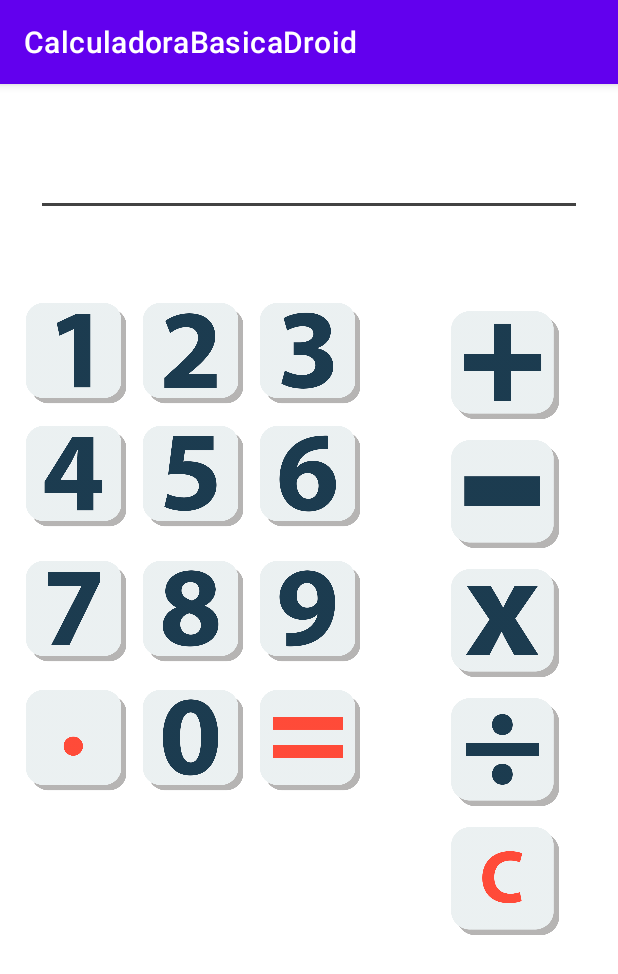
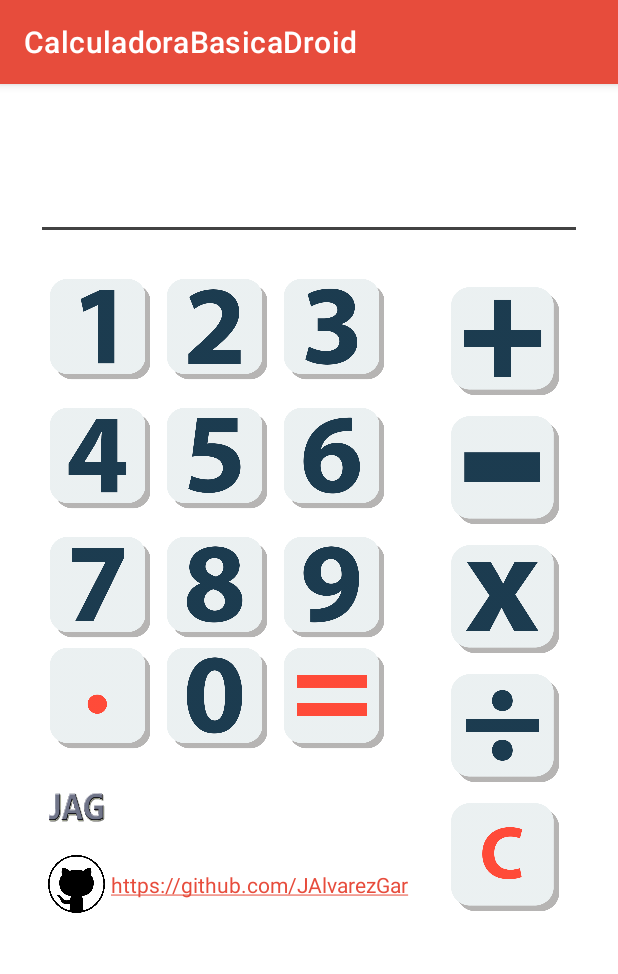
Before and after one commit to JAlvarezGar/CalculadoraBasicaDroid, an Android app: the screen it shows after launch (MainActivity), on a phone screen of 412 x 824 dp. Shown: the top 974 px of the screen. Run offline under Robolectric (Android 15) with nearby library versions, the phone set to English and light mode, and no system bars.

Commit message:
Defininitiva v1.0

```diff
--- a/app/src/main/java/com/example/calculadorabasicadroid/MainActivity.java
+++ b/app/src/main/java/com/example/calculadorabasicadroid/MainActivity.java
@@ -9,22 +9,22 @@ import android.widget.EditText;
 import android.widget.ImageButton;
 
 public class MainActivity extends AppCompatActivity implements ImageButton.OnClickListener {
-    ImageButton bt1, bt2, bt3, bt4, bt5, bt6, bt7, bt8, bt9, bt0, btIgual, btMas, btMenos, btPor, btEntre, btC;
+    ImageButton bt1, bt2, bt3, bt4, bt5, bt6, bt7, bt8, bt9, bt0, btIgual, btMas, btMenos, btPor, btEntre, btC,btPunto;
     EditText edt1;
     String[] cifra = new String[10];
     String buffer = "";
 
-    int sumar = 0;
-    int restar = 0;
-    int multiplica = 0;
-    int divide = 0;
+    double sumar = 0;
+    double restar = 0;
+    double multiplica = 0;
+    double divide = 0;
     int contador = 0;
 
     boolean suma = false;
     boolean resta = false;
     boolean multiplicar = false;
     boolean dividir = false;
-    private int resultado;
+    private double resultado;
 
     @Override
     protected void onCreate(Bundle savedInstanceState) {
@@ -51,6 +51,7 @@ public class MainActivity extends AppCompatActivity implements ImageButton.OnCli
         btMenos = (ImageButton) findViewById(R.id.imageButton12);
         btPor = (ImageButton) findViewById(R.id.imageButton14);
         btEntre = (ImageButton) findViewById(R.id.imageButton11);
+        btPunto= (ImageButton) findViewById(R.id.imageButton10) ;
         btC = (ImageButton) findViewById(R.id.botonC);
         edt1 = (EditText) findViewById(R.id.display);
 
@@ -64,6 +65,7 @@ public class MainActivity extends AppCompatActivity implements ImageButton.OnCli
         bt8.setOnClickListener(this);
         bt9.setOnClickListener(this);
         bt0.setOnClickListener(this);
+        btPunto.setOnClickListener(this);
         btIgual.setOnClickListener(this);
         btMas.setOnClickListener(this);
         btMenos.setOnClickListener(this);
@@ -129,6 +131,11 @@ public class MainActivity extends AppCompatActivity implements ImageButton.OnCli
                 buffer = buffer + cero;
                 edt1.setText(buffer);
                 break;
+            case R.id.imageButton10:
+                String punto = ".";
+                buffer = buffer + punto;
+                edt1.setText(buffer);
+                break;
             case R.id.imageButton13:// suma
 
                 cifra[contador] = buffer;
@@ -178,9 +185,9 @@ public class MainActivity extends AppCompatActivity implements ImageButton.OnCli
                     edt1.setText("");
 
                     if (resultado == 0) {
-                        resultado = Integer.parseInt(cifra[contador - 1]) + Integer.parseInt(cifra[contador]);
+                        resultado = Double.parseDouble(cifra[contador - 1]) + Double.parseDouble(cifra[contador]);
                     } else {
-                        resultado = Integer.parseInt(cifra[contador]) + resultado;
+                        resultado = Double.parseDouble(cifra[contador]) + resultado;
                     }
 
                     edt1.setText(String.valueOf(resultado));
@@ -193,9 +200,9 @@ public class MainActivity extends AppCompatActivity implements ImageButton.OnCli
                     edt1.setText("");
 
                     if (resultado == 0) {
-                        resultado = Integer.parseInt(cifra[contador - 1]) - Integer.parseInt(cifra[contador]);
+                        resultado = Double.parseDouble(cifra[contador - 1]) - Double.parseDouble(cifra[contador]);
                     } else {
-                        resultado = resultado - Integer.parseInt(cifra[contador]);
+                        resultado = resultado - Double.parseDouble(cifra[contador]);
                     }
                     edt1.setText(String.valueOf(resultado));
                     resta = false;
@@ -206,9 +213,9 @@ public class MainActivity extends AppCompatActivity implements ImageButton.OnCli
                     edt1.setText("");
 
                     if (resultado == 0) {
-                        resultado = Integer.parseInt(cifra[contador - 1]) * Integer.parseInt(cifra[contador]);
+                        resultado = Double.parseDouble(cifra[contador - 1]) * Double.parseDouble(cifra[contador]);
                     } else {
-                        resultado = resultado * Integer.parseInt(cifra[contador]);
+                        resultado = resultado * Double.parseDouble(cifra[contador]);
                     }
                     edt1.setText(String.valueOf(resultado));
                     multiplicar = false;
@@ -219,7 +226,7 @@ public class MainActivity extends AppCompatActivity implements ImageButton.OnCli
                     edt1.setText("");
                     if(resultado==0){
                         try {
-                            resultado = Integer.parseInt(cifra[contador-1]) / Integer.parseInt(cifra[contador]);
+                            resultado = Double.parseDouble(cifra[contador-1]) / Double.parseDouble(cifra[contador]);
                             edt1.setText(String.valueOf(resultado));
                             buffer = "";
                             dividir = false;
@@ -230,7 +237,7 @@ public class MainActivity extends AppCompatActivity implements ImageButton.OnCli
 
                     }else{
                         try {
-                            resultado = resultado / Integer.parseInt(cifra[contador]);
+                            resultado = resultado / Double.parseDouble(cifra[contador]);
                             edt1.setText(String.valueOf(resultado));
                             buffer = "";
                             dividir = false;
--- a/app/src/main/res/layout/activity_main.xml
+++ b/app/src/main/res/layout/activity_main.xml
@@ -10,10 +10,35 @@
     tools:context=".MainActivity">
 
     <ImageButton
+        android:id="@+id/imageButton3"
+        android:layout_width="70dp"
+        android:layout_height="70dp"
+        android:layout_marginStart="8dp"
+        android:layout_marginTop="24dp"
+        android:layout_toEndOf="@+id/imageButton2"
+        android:background="@drawable/tres"
+        app:layout_constraintStart_toEndOf="@+id/imageButton2"
+        app:layout_constraintTop_toBottomOf="@+id/display"
+        tools:ignore="MissingConstraints" />
+
+    <ImageButton
+        android:id="@+id/imageButton8"
+        android:layout_width="70dp"
+        android:layout_height="70dp"
+        android:layout_marginTop="16dp"
+        android:background="@drawable/ocho"
+        app:layout_constraintEnd_toStartOf="@+id/imageButton9"
+        app:layout_constraintHorizontal_bias="0.5"
+        app:layout_constraintStart_toEndOf="@+id/imageButton7"
+        app:layout_constraintTop_toBottomOf="@+id/imageButton5"
+        tools:ignore="MissingConstraints" />
+
+    <ImageButton
         android:id="@+id/imageButton"
         android:layout_width="70dp"
         android:layout_height="70dp"
-        android:layout_marginTop="56dp"
+        android:layout_marginStart="16dp"
+        android:layout_marginTop="24dp"
         android:layout_marginEnd="8dp"
         android:background="@drawable/uno"
         android:visibility="visible"
@@ -24,35 +49,58 @@
         app:layout_constraintTop_toBottomOf="@+id/display"
         tools:ignore="MissingConstraints" />
 
+    <ImageView
+        android:id="@+id/imageView"
+        android:layout_width="38dp"
+        android:layout_height="46dp"
+        android:layout_marginStart="16dp"
+        android:layout_marginTop="16dp"
+        android:background="@drawable/logo"
+        android:scaleType="fitXY"
+        app:layout_constraintStart_toStartOf="parent"
+        app:layout_constraintTop_toBottomOf="@+id/imageButton10" />
+
+    <ImageView
+        android:id="@+id/imageView2"
+        android:layout_width="38dp"
+        android:layout_height="39dp"
+        android:layout_marginStart="16dp"
+        android:layout_marginTop="8dp"
+
+        android:scaleType="fitXY"
+        app:layout_constraintStart_toStartOf="parent"
+        app:layout_constraintTop_toBottomOf="@+id/imageView"
+        app:srcCompat="@drawable/github" />
+
     <ImageButton
-        android:id="@+id/imageButton2"
+        android:id="@+id/imageButton0"
         android:layout_width="70dp"
         android:layout_height="70dp"
-        android:layout_marginTop="56dp"
-        android:layout_marginEnd="16dp"
-        android:background="@drawable/dos"
-        app:layout_constraintEnd_toStartOf="@+id/imageButton3"
+        android:layout_marginTop="4dp"
+        android:background="@drawable/cero"
+        app:layout_constraintEnd_toStartOf="@+id/btIgual"
         app:layout_constraintHorizontal_bias="0.5"
-        app:layout_constraintStart_toEndOf="@+id/imageButton"
-        app:layout_constraintTop_toBottomOf="@+id/display"
+        app:layout_constraintStart_toEndOf="@+id/imageButton10"
+        app:layout_constraintTop_toBottomOf="@+id/imageButton8"
         tools:ignore="MissingConstraints" />
 
-    <ImageButton
-        android:id="@+id/imageButton6"
-        android:layout_width="70dp"
-        android:layout_height="70dp"
-        android:layout_marginStart="8dp"
-        android:layout_marginTop="12dp"
-        android:background="@drawable/seis"
-        app:layout_constraintStart_toEndOf="@+id/imageButton5"
-        app:layout_constraintTop_toBottomOf="@+id/imageButton3"
-        tools:ignore="MissingConstraints" />
+    <TextView
+        android:id="@+id/textView"
+        android:layout_width="wrap_content"
+        android:layout_height="wrap_content"
+        android:layout_marginStart="4dp"
+        android:autoLink="web"
+        android:text="https://github.com/JAlvarezGar"
+        android:textColorLink="#e74c3c"
+        app:layout_constraintBottom_toBottomOf="@+id/imageView2"
+        app:layout_constraintStart_toEndOf="@+id/imageView2"
+        app:layout_constraintTop_toTopOf="@+id/imageView2" />
 
     <ImageButton
         android:id="@+id/imageButton5"
         android:layout_width="70dp"
         android:layout_height="70dp"
-        android:layout_marginTop="12dp"
+        android:layout_marginTop="16dp"
         android:layout_marginEnd="8dp"
         android:background="@drawable/cinco"
         app:layout_constraintEnd_toStartOf="@+id/imageButton6"
@@ -62,10 +110,22 @@
         tools:ignore="MissingConstraints" />
 
     <ImageButton
+        android:id="@+id/imageButton6"
+        android:layout_width="70dp"
+        android:layout_height="70dp"
+        android:layout_marginStart="8dp"
+        android:layout_marginTop="16dp"
+        android:background="@drawable/seis"
+        app:layout_constraintStart_toEndOf="@+id/imageButton5"
+        app:layout_constraintTop_toBottomOf="@+id/imageButton3"
+        tools:ignore="MissingConstraints" />
+
+    <ImageButton
         android:id="@+id/imageButton4"
         android:layout_width="70dp"
         android:layout_height="70dp"
-        android:layout_marginTop="12dp"
+        android:layout_marginStart="16dp"
+        android:layout_marginTop="16dp"
         android:layout_marginEnd="8dp"
         android:background="@drawable/cuatro"
         app:layout_constraintEnd_toStartOf="@+id/imageButton5"
@@ -76,29 +136,27 @@
         tools:ignore="MissingConstraints" />
 
     <ImageButton
-        android:id="@+id/imageButton7"
+        android:id="@+id/imageButton2"
         android:layout_width="70dp"
         android:layout_height="70dp"
-        android:layout_marginTop="20dp"
-        android:layout_marginEnd="8dp"
-        android:background="@drawable/siete"
-        app:layout_constraintEnd_toStartOf="@+id/imageButton8"
+        android:layout_marginTop="24dp"
+        android:layout_marginEnd="16dp"
+        android:background="@drawable/dos"
+        app:layout_constraintEnd_toStartOf="@+id/imageButton3"
         app:layout_constraintHorizontal_bias="0.5"
-        app:layout_constraintHorizontal_chainStyle="packed"
-        app:layout_constraintStart_toStartOf="parent"
-        app:layout_constraintTop_toBottomOf="@+id/imageButton4"
+        app:layout_constraintStart_toEndOf="@+id/imageButton"
+        app:layout_constraintTop_toBottomOf="@+id/display"
         tools:ignore="MissingConstraints" />
 
     <ImageButton
-        android:id="@+id/imageButton9"
+        android:id="@+id/btIgual"
         android:layout_width="70dp"
         android:layout_height="70dp"
         android:layout_marginStart="8dp"
-        android:layout_marginTop="20dp"
-        android:background="@drawable/nueve"
-        app:layout_constraintStart_toEndOf="@+id/imageButton8"
-        app:layout_constraintTop_toBottomOf="@+id/imageButton6"
-        tools:ignore="MissingConstraints" />
+        android:layout_marginTop="4dp"
+        android:background="@drawable/igual"
+        app:layout_constraintStart_toEndOf="@+id/imageButton0"
+        app:layout_constraintTop_toBottomOf="@+id/imageButton9" />
 
     <LinearLayout
         android:id="@+id/linearLayout"
@@ -106,7 +164,7 @@
         android:layout_height="wrap_content"
         android:layout_below="@+id/imageButton0"
         android:layout_centerHorizontal="true"
-        android:layout_marginTop="56dp"
+        android:layout_marginTop="24dp"
         android:layout_marginEnd="16dp"
         android:orientation="vertical"
         app:layout_constraintEnd_toEndOf="parent"
@@ -160,27 +218,43 @@
     </LinearLayout>
 
     <ImageButton
-        android:id="@+id/imageButton8"
+        android:id="@+id/imageButton7"
         android:layout_width="70dp"
         android:layout_height="70dp"
-        android:layout_marginTop="20dp"
-        android:background="@drawable/ocho"
-        app:layout_constraintEnd_toStartOf="@+id/imageButton9"
+        android:layout_marginStart="16dp"
+        android:layout_marginTop="16dp"
+        android:layout_marginEnd="8dp"
+        android:background="@drawable/siete"
+        app:layout_constraintEnd_toStartOf="@+id/imageButton8"
         app:layout_constraintHorizontal_bias="0.5"
-        app:layout_constraintStart_toEndOf="@+id/imageButton7"
-        app:layout_constraintTop_toBottomOf="@+id/imageButton5"
+        app:layout_constraintHorizontal_chainStyle="packed"
+        app:layout_constraintStart_toStartOf="parent"
+        app:layout_constraintTop_toBottomOf="@+id/imageButton4"
         tools:ignore="MissingConstraints" />
 
     <ImageButton
-        android:id="@+id/imageButton3"
+        android:id="@+id/imageButton10"
+        android:layout_width="70dp"
+        android:layout_height="70dp"
+        android:layout_marginStart="16dp"
+        android:layout_marginTop="4dp"
+        android:layout_marginEnd="8dp"
+        android:background="@drawable/pun"
+        app:layout_constraintEnd_toStartOf="@+id/imageButton0"
+        app:layout_constraintHorizontal_bias="0.5"
+        app:layout_constraintHorizontal_chainStyle="packed"
+        app:layout_constraintStart_toStartOf="parent"
+        app:layout_constraintTop_toBottomOf="@+id/imageButton7" />
+
+    <ImageButton
+        android:id="@+id/imageButton9"
         android:layout_width="70dp"
         android:layout_height="70dp"
         android:layout_marginStart="8dp"
-        android:layout_marginTop="56dp"
-        android:layout_toEndOf="@+id/imageButton2"
-        android:background="@drawable/tres"
-        app:layout_constraintStart_toEndOf="@+id/imageButton2"
-        app:layout_constraintTop_toBottomOf="@+id/display"
+        android:layout_marginTop="16dp"
+        android:background="@drawable/nueve"
+        app:layout_constraintStart_toEndOf="@+id/imageButton8"
+        app:layout_constraintTop_toBottomOf="@+id/imageButton6"
         tools:ignore="MissingConstraints" />
 
     <EditText
@@ -188,7 +262,7 @@
         android:layout_width="0dp"
         android:layout_height="wrap_content"
         android:layout_marginStart="8dp"
-        android:layout_marginTop="8dp"
+        android:layout_marginTop="24dp"
         android:layout_marginEnd="8dp"
         android:backgroundTint="@color/cardview_dark_background"
         android:ems="10"
@@ -198,43 +272,9 @@
         android:textColor="?android:attr/colorFocusedHighlight"
         android:textSize="32dp"
         app:layout_constraintEnd_toEndOf="parent"
+        app:layout_constraintHorizontal_bias="0.75"
         app:layout_constraintStart_toStartOf="parent"
         app:layout_constraintTop_toTopOf="parent" />
 
-    <ImageButton
-        android:id="@+id/imageButton10"
-        android:layout_width="70dp"
-        android:layout_height="70dp"
-        android:layout_marginTop="16dp"
-        android:layout_marginEnd="8dp"
-        android:background="@drawable/pun"
-        app:layout_constraintEnd_toStartOf="@+id/imageButton0"
-        app:layout_constraintHorizontal_bias="0.5"
-        app:layout_constraintHorizontal_chainStyle="packed"
-        app:layout_constraintStart_toStartOf="parent"
-        app:layout_constraintTop_toBottomOf="@+id/imageButton7" />
-
-    <ImageButton
-        android:id="@+id/btIgual"
-        android:layout_width="70dp"
-        android:layout_height="70dp"
-        android:layout_marginStart="8dp"
-        android:layout_marginTop="16dp"
-        android:background="@drawable/igual"
-        app:layout_constraintStart_toEndOf="@+id/imageButton0"
-        app:layout_constraintTop_toBottomOf="@+id/imageButton9" />
-
-    <ImageButton
-        android:id="@+id/imageButton0"
-        android:layout_width="70dp"
-        android:layout_height="70dp"
-        android:layout_marginTop="16dp"
-        android:background="@drawable/cero"
-        app:layout_constraintEnd_toStartOf="@+id/btIgual"
-        app:layout_constraintHorizontal_bias="0.5"
-        app:layout_constraintStart_toEndOf="@+id/imageButton10"
-        app:layout_constraintTop_toBottomOf="@+id/imageButton8"
-        tools:ignore="MissingConstraints" />
-
 
 </androidx.constraintlayout.widget.ConstraintLayout>
--- a/app/src/main/res/values/themes.xml
+++ b/app/src/main/res/values/themes.xml
@@ -2,8 +2,8 @@
     <!-- Base application theme. -->
     <style name="Theme.CalculadoraBasicaDroid" parent="Theme.MaterialComponents.DayNight.DarkActionBar">
         <!-- Primary brand color. -->
-        <item name="colorPrimary">@color/purple_500</item>
-        <item name="colorPrimaryVariant">@color/purple_700</item>
+        <item name="colorPrimary">#e74c3c</item>
+        <item name="colorPrimaryVariant">#e74c3c</item>
         <item name="colorOnPrimary">@color/white</item>
         <!-- Secondary brand color. -->
         <item name="colorSecondary">@color/teal_200</item>
```
Also changed, not shown: app/src/main/res/drawable/github.png (added), app/src/main/res/drawable/logo.png (added).
